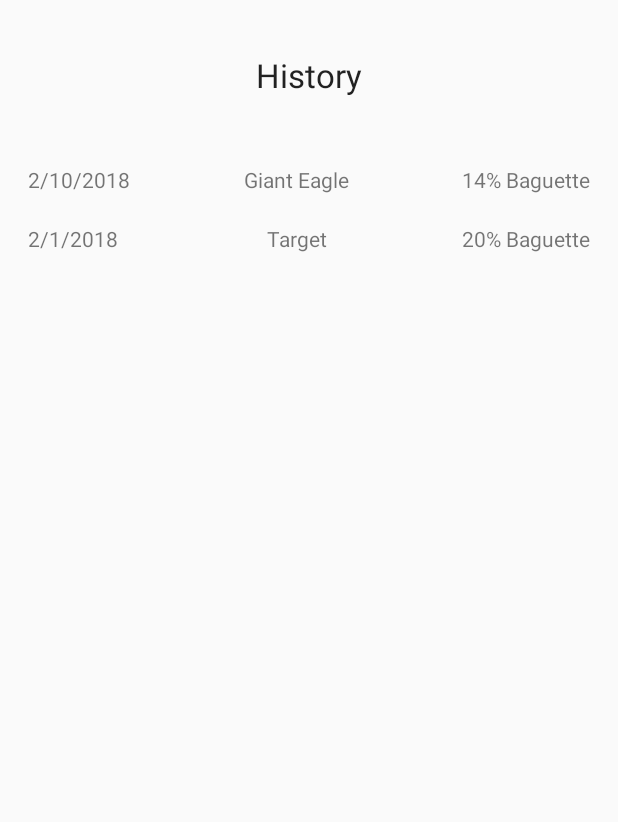
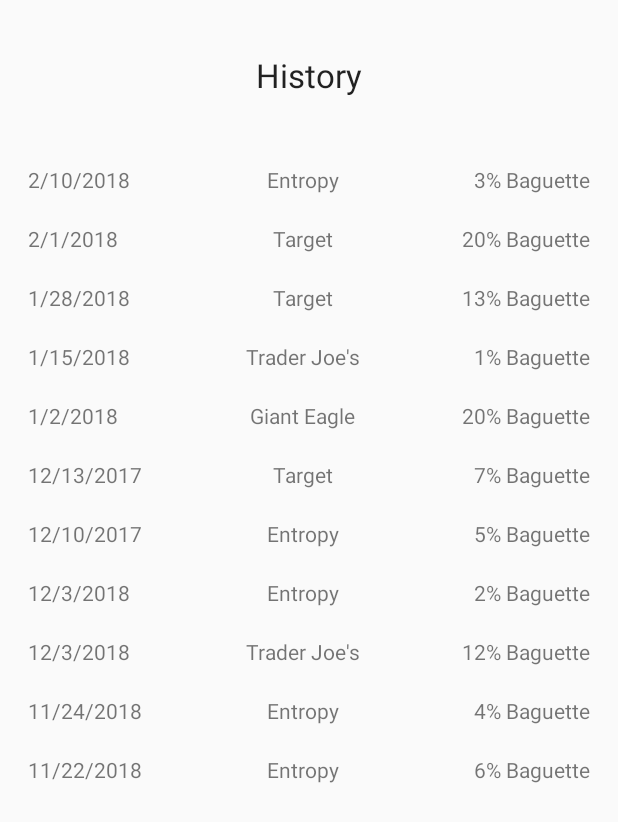
Before and after one commit to cwchau/baguette, an Android app: the layout fragment_history.xml on its own in the app's theme, with its tools: preview values and no code run, on a phone screen of 412 x 824 dp. Shown: the top 822 px of the screen. Run offline under Robolectric (Android 15) with nearby library versions, the phone set to English and light mode, and no system bars.

Commit message:
changes in preparation for demo video

```diff
--- a/app/src/main/java/com/example/firec/baguette/MainActivity.java
+++ b/app/src/main/java/com/example/firec/baguette/MainActivity.java
@@ -64,7 +64,7 @@ public class MainActivity extends AppCompatActivity
         displaySelectedScreen(R.id.nav_home);
 
         //barcode generator stuff
-        EditTextValue = "username"; //todo: edit to actual username
+        EditTextValue = "https://goo.gl/forms/raLy7l9csPghKzih2";
         try {
             bitmap = TextToImageEncode(EditTextValue);
         } catch (WriterException e) {
--- a/app/src/main/res/layout/fragment_history.xml
+++ b/app/src/main/res/layout/fragment_history.xml
@@ -20,6 +20,7 @@
         android:layout_marginLeft="15dp"
         android:layout_marginRight="15dp"
         android:stretchColumns="1">
+
         <TableRow>
             <TextView
                 android:text="2/10/2018"
@@ -28,12 +29,12 @@
             <TextView
                 android:gravity="center"
                 android:padding="10dip"
-                android:text="Giant Eagle" />
+                android:text="Entropy" />
 
             <TextView
+                android:text="3% Baguette"
                 android:gravity="right"
-                android:padding="3dip"
-                android:text="14% Baguette" />
+                android:padding="3dip" />
         </TableRow>
 
         <TableRow>
@@ -51,6 +52,151 @@
                 android:gravity="right"
                 android:padding="3dip" />
         </TableRow>
+
+        <TableRow>
+            <TextView
+                android:text="1/28/2018"
+                android:padding="3dip" />
+
+            <TextView
+                android:gravity="center"
+                android:padding="10dip"
+                android:text="Target" />
+
+            <TextView
+                android:text="13% Baguette"
+                android:gravity="right"
+                android:padding="3dip" />
+        </TableRow>
+
+        <TableRow>
+            <TextView
+                android:text="1/15/2018"
+                android:padding="3dip" />
+
+            <TextView
+                android:gravity="center"
+                android:padding="10dip"
+                android:text="Trader Joe's" />
+
+            <TextView
+                android:text="1% Baguette"
+                android:gravity="right"
+                android:padding="3dip" />
+        </TableRow>
+
+        <TableRow>
+            <TextView
+                android:text="1/2/2018"
+                android:padding="3dip" />
+
+            <TextView
+                android:gravity="center"
+                android:padding="10dip"
+                android:text="Giant Eagle" />
+
+            <TextView
+                android:text="20% Baguette"
+                android:gravity="right"
+                android:padding="3dip" />
+        </TableRow>
+
+        <TableRow>
+            <TextView
+                android:text="12/13/2017"
+                android:padding="3dip" />
+
+            <TextView
+                android:gravity="center"
+                android:padding="10dip"
+                android:text="Target" />
+
+            <TextView
+                android:text="7% Baguette"
+                android:gravity="right"
+                android:padding="3dip" />
+        </TableRow>
+
+        <TableRow>
+            <TextView
+                android:text="12/10/2017"
+                android:padding="3dip" />
+
+            <TextView
+                android:gravity="center"
+                android:padding="10dip"
+                android:text="Entropy" />
+
+            <TextView
+                android:gravity="right"
+                android:padding="3dip"
+                android:text="5% Baguette" />
+        </TableRow>
+
+        <TableRow>
+            <TextView
+                android:text="12/3/2018"
+                android:padding="3dip" />
+
+            <TextView
+                android:gravity="center"
+                android:padding="10dip"
+                android:text="Entropy" />
+
+            <TextView
+                android:text="2% Baguette"
+                android:gravity="right"
+                android:padding="3dip" />
+        </TableRow>
+
+        <TableRow>
+            <TextView
+                android:text="12/3/2018"
+                android:padding="3dip" />
+
+            <TextView
+                android:gravity="center"
+                android:padding="10dip"
+                android:text="Trader Joe's" />
+
+            <TextView
+                android:text="12% Baguette"
+                android:gravity="right"
+                android:padding="3dip" />
+        </TableRow>
+
+        <TableRow>
+            <TextView
+                android:text="11/24/2018"
+                android:padding="3dip" />
+
+            <TextView
+                android:gravity="center"
+                android:padding="10dip"
+                android:text="Entropy" />
+
+            <TextView
+                android:text="4% Baguette"
+                android:gravity="right"
+                android:padding="3dip" />
+        </TableRow>
+
+        <TableRow>
+            <TextView
+                android:text="11/22/2018"
+                android:padding="3dip" />
+
+            <TextView
+                android:gravity="center"
+                android:padding="10dip"
+                android:text="Entropy" />
+
+            <TextView
+                android:text="6% Baguette"
+                android:gravity="right"
+                android:padding="3dip" />
+        </TableRow>
+
     </TableLayout>
 
 </RelativeLayout>
--- a/app/src/main/res/layout/fragment_home.xml
+++ b/app/src/main/res/layout/fragment_home.xml
@@ -70,6 +70,8 @@
         android:layout_height="wrap_content"
         android:layout_centerHorizontal="true"
         android:layout_marginTop="360dp"
+        android:layout_marginLeft="30dp"
+        android:layout_marginRight="30dp"
         android:gravity="center"
 
         />
```
